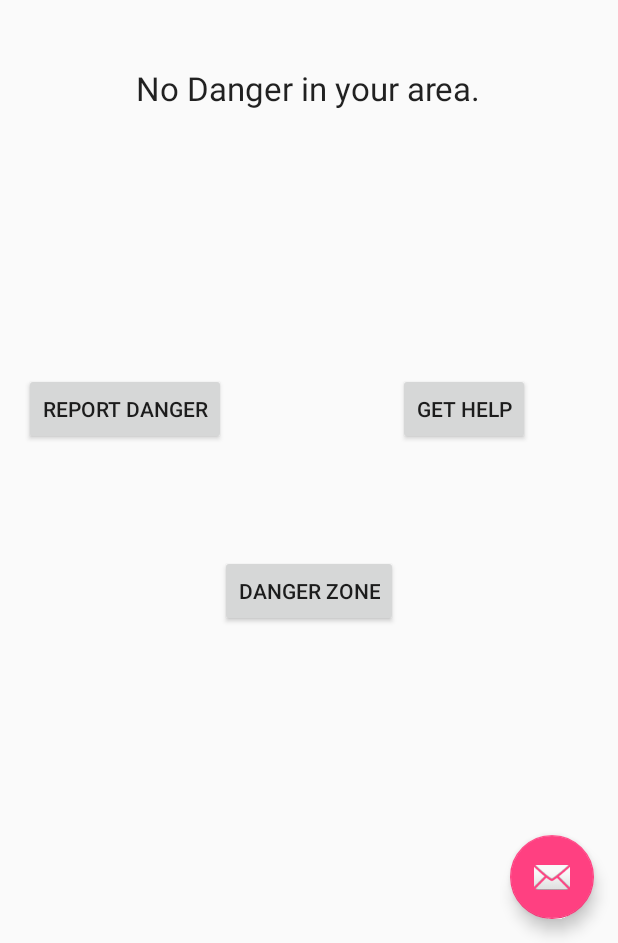
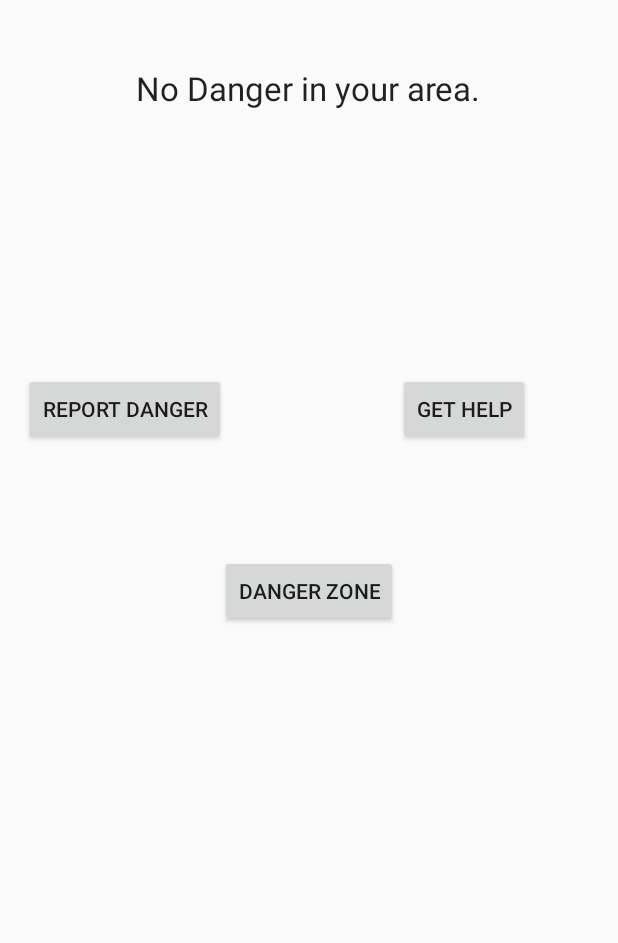
Before and after one commit to Natashachorba/safeplaceapp, an Android app: the layout activity_main.xml on its own in the app's theme, with its tools: preview values and no code run, on a phone screen of 412 x 824 dp, the part 293-1236 px from its top. Run offline under Robolectric (Android 15) with nearby library versions, the phone set to English and light mode, and no system bars.

```diff
--- a/DngrZ1/app/src/main/java/com/example/vidya/dngrz1/LoginActivity.java
+++ b/DngrZ1/app/src/main/java/com/example/vidya/dngrz1/LoginActivity.java
@@ -3,6 +3,7 @@ package com.example.vidya.dngrz1;
 import android.animation.Animator;
 import android.animation.AnimatorListenerAdapter;
 import android.annotation.TargetApi;
+import android.content.Intent;
 import android.content.pm.PackageManager;
 import android.support.annotation.NonNull;
 import android.support.design.widget.Snackbar;
@@ -327,6 +328,8 @@ public class LoginActivity extends AppCompatActivity implements LoaderCallbacks<
 
             if (success) {
                 finish();
+                Intent moveTomain = new Intent(getApplicationContext(),MainActivity.class);
+                startActivity(moveTomain);
             } else {
                 mPasswordView.setError(getString(R.string.error_incorrect_password));
                 mPasswordView.requestFocus();
--- a/DngrZ1/app/src/main/res/layout/activity_main.xml
+++ b/DngrZ1/app/src/main/res/layout/activity_main.xml
@@ -17,9 +17,4 @@
 
     <include layout="@layout/content_main" />
 
-    <android.support.design.widget.FloatingActionButton android:id="@+id/fab"
-        android:layout_width="wrap_content" android:layout_height="wrap_content"
-        android:layout_gravity="bottom|end" android:layout_margin="@dimen/fab_margin"
-        android:src="@android:drawable/ic_dialog_email" />
-
 </android.support.design.widget.CoordinatorLayout>
--- a/DngrZ1/app/src/main/res/layout/activity_report.xml
+++ b/DngrZ1/app/src/main/res/layout/activity_report.xml
@@ -17,9 +17,4 @@
 
     <include layout="@layout/content_report" />
 
-    <android.support.design.widget.FloatingActionButton android:id="@+id/fab"
-        android:layout_width="wrap_content" android:layout_height="wrap_content"
-        android:layout_gravity="bottom|end" android:layout_margin="@dimen/fab_margin"
-        android:src="@android:drawable/ic_dialog_email" />
-
 </android.support.design.widget.CoordinatorLayout>
--- a/DngrZ1/app/src/main/res/layout/content_main.xml
+++ b/DngrZ1/app/src/main/res/layout/content_main.xml
@@ -13,16 +13,16 @@
         android:layout_width="wrap_content"
         android:layout_height="wrap_content"
         android:text="Get Help"
-        android:id="@+id/button"
+        android:id="@+id/getHelp"
         android:layout_centerVertical="true"
-        android:layout_toEndOf="@+id/button3" />
+        android:layout_toEndOf="@+id/DangerZone" />
 
     <Button
         android:layout_width="wrap_content"
         android:layout_height="wrap_content"
         android:text="Report Danger"
-        android:id="@+id/button2"
-        android:layout_alignTop="@+id/button"
+        android:id="@+id/reportDanger"
+        android:layout_alignTop="@+id/getHelp"
         android:layout_alignParentStart="true" />
 
     <TextView
@@ -49,8 +49,8 @@
         android:layout_width="wrap_content"
         android:layout_height="wrap_content"
         android:text="Danger Zone"
-        android:id="@+id/button3"
+        android:id="@+id/DangerZone"
         android:layout_marginTop="73dp"
-        android:layout_below="@+id/button2"
+        android:layout_below="@+id/reportDanger"
         android:layout_centerHorizontal="true" />
 </RelativeLayout>
```
Also changed, not shown: DngrZ1/app/src/main/AndroidManifest.xml (+1 -15 lines).
